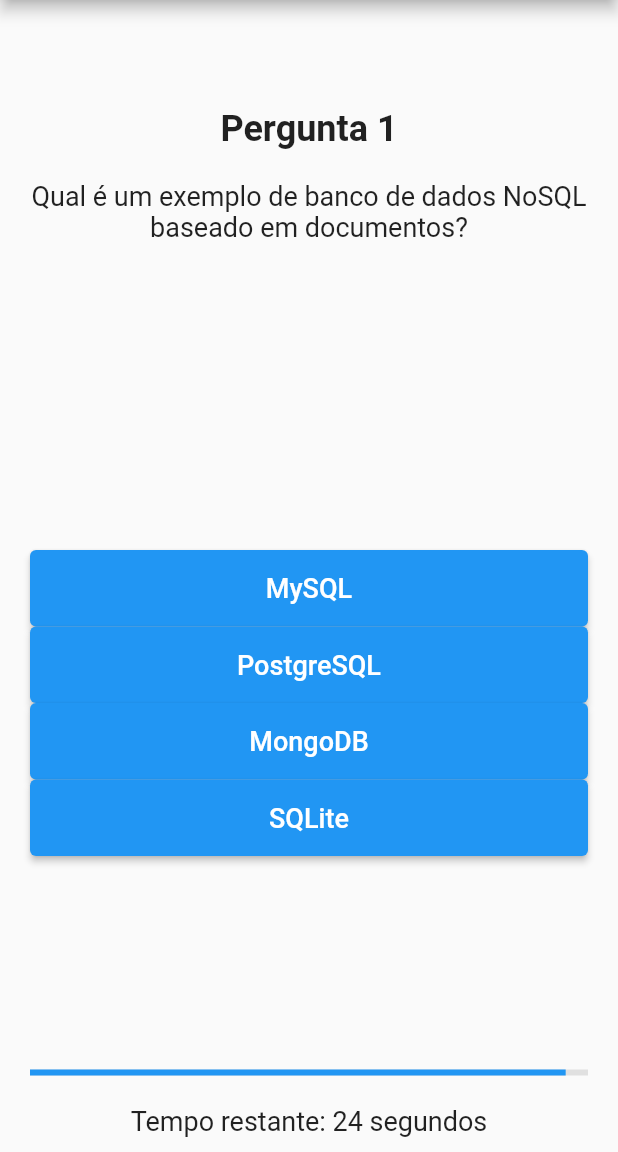
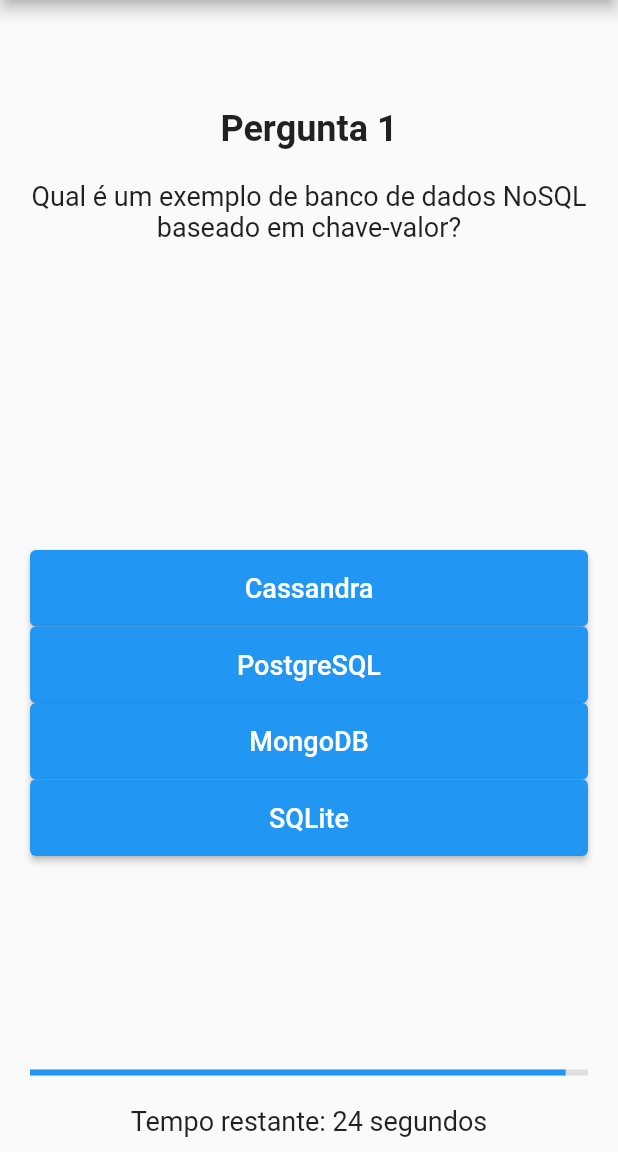
Before and after one commit to AbilioNB/flutter_quiz_no_sql, a Flutter app: the screen it shows after launch, after a tap on "Iniciar Quiz", on a phone screen of 412 x 824 dp, the part 84-1236 px from its top. Run offline on Flutter 3.47's test engine with Material 2 defaults, Android fonts, the phone set to English and light mode, and no system bars.

Commit message:
Alteração no banco de questões

```diff
--- a/lib/questions.dart
+++ b/lib/questions.dart
@@ -26,137 +26,194 @@
     correctAnswer:2,
   ),Question(
     id: 4,
-    question_text: "Qual é um exemplo de banco de dados NoSQL baseado em documentos?",
-    options: ["MySQL", "PostgreSQL", "MongoDB", "SQLite"],
+    question_text: "Qual das seguintes declarações é verdadeira sobre bancos de dados NoSQL em relação a consultas complexas?",
+    options: ['Bancos de dados NoSQL não são adequados para consultas complexas.',
+      'Bancos de dados NoSQL têm desempenho inferior em consultas complexas.',
+      'Bancos de dados NoSQL são altamente adequados para consultas complexas.',
+      'Bancos de dados NoSQL possuem recursos limitados para consultas complexas.'],
     correctAnswer:2,
   ),Question(
     id: 5,
-    question_text: "Qual é um exemplo de banco de dados NoSQL baseado em documentos?",
-    options: ["MySQL", "PostgreSQL", "MongoDB", "SQLite"],
+    question_text: "Qual das seguintes opções é verdadeira sobre bancos de dados SQL em relação à consistência de dados?",
+    options: ['Bancos de dados SQL garantem consistência forte em relação aos dados.',
+      'Bancos de dados SQL garantem consistência fraca em relação aos dados.',
+      'Bancos de dados SQL fornecem melhor consistência em relação aos dados.',
+      'Bancos de dados SQL não oferecem recursos de consistência.'],
     correctAnswer:2,
   ),Question(
     id: 6,
-    question_text: "Qual é um exemplo de banco de dados NoSQL baseado em documentos?",
-    options: ["MySQL", "PostgreSQL", "MongoDB", "SQLite"],
-    correctAnswer:2,
+    question_text: "O que é escalabilidade vertical em bancos de dados?",
+    options: ['Aumentar a capacidade de armazenamento em um único servidor.',
+      'Aumentar a capacidade de processamento em um único servidor.',
+      'Distribuir o armazenamento e o processamento em vários servidores.',
+      'Reduzir a capacidade de armazenamento em um único servidor.'],
+    correctAnswer:0,
   ),Question(
     id: 7,
-    question_text: "Qual é um exemplo de banco de dados NoSQL baseado em documentos?",
-    options: ["MySQL", "PostgreSQL", "MongoDB", "SQLite"],
-    correctAnswer:2,
+    question_text: "Qual é um exemplo de banco de dados NoSQL baseado em chave-valor?",
+    options: ["Cassandra", "PostgreSQL", "MongoDB", "SQLite"],
+    correctAnswer:0,
   ),Question(
     id: 8,
-    question_text: "Qual é um exemplo de banco de dados NoSQL baseado em documentos?",
-    options: ["MySQL", "PostgreSQL", "MongoDB", "SQLite"],
+    question_text: "Qual das seguintes opções é verdadeira sobre bancos de dados NoSQL baseados em grafos?",
+    options: ['Armazenam dados em formato tabular e suportam consultas SQL.',
+      'Armazenam dados em formato de árvore e garantem alta consistência.',
+      'Armazenam entidades e relacionamentos e suportam linguagens de consulta de grafos.',
+      'Armazenam dados em formato de documento JSON e consultas são baseadas em chaves e valores.'],
     correctAnswer:2,
   ),Question(
     id: 9,
-    question_text: "Qual é um exemplo de banco de dados NoSQL baseado em documentos?",
-    options: ["MySQL", "PostgreSQL", "MongoDB", "SQLite"],
-    correctAnswer:2,
+    question_text: "Qual das seguintes opções é verdadeira sobre bancos de dados NoSQL?",
+    options: ['Bancos de dados NoSQL suportam transações ACID.',
+      'Bancos de dados NoSQL têm vantagem na execução de consultas complexas.',
+      'Bancos de dados NoSQL são altamente escaláveis tanto vertical quanto horizontalmente.',
+      'Bancos de dados NoSQL possuem esquema rígido como os bancos de dados SQL.'],
+    correctAnswer:1,
   ),Question(
     id: 10,
-    question_text: "Qual é um exemplo de banco de dados NoSQL baseado em documentos?",
-    options: ["MySQL", "PostgreSQL", "MongoDB", "SQLite"],
+    question_text: "Qual é um exemplo de banco de dados NoSQL baseado em colunas?",
+    options: ["MySQL", "CouchDB", "Cassandra", "Redis"],
     correctAnswer:2,
   ),Question(
     id: 11,
     question_text: "Qual é um exemplo de banco de dados NoSQL baseado em documentos?",
-    options: ["MySQL", "PostgreSQL", "MongoDB", "SQLite"],
-    correctAnswer:2,
+    options: ["CouchDB","MySQL", "PostgreSQL","SQLite"],
+    correctAnswer:0,
   ),Question(
     id: 12,
-    question_text: "Qual é um exemplo de banco de dados NoSQL baseado em documentos?",
-    options: ["MySQL", "PostgreSQL", "MongoDB", "SQLite"],
-    correctAnswer:2,
+    question_text: "Qual das seguintes opções é verdadeira sobre bancos de dados NoSQL?",
+    options: ['Bancos de dados NoSQL não suportam transações ACID.',
+      'Bancos de dados NoSQL possuem esquema rígido como os bancos de dados SQL.',
+      'Bancos de dados NoSQL são altamente escaláveis tanto vertical quanto horizontalmente.',
+      'Bancos de dados NoSQL são projetados apenas para consultas simples.'],
+    correctAnswer:0,
   ),Question(
     id: 13,
-    question_text: "Qual é um exemplo de banco de dados NoSQL baseado em documentos?",
-    options: ["MySQL", "PostgreSQL", "MongoDB", "SQLite"],
-    correctAnswer:2,
+    question_text: "Qual é um exemplo de banco de dados NoSQL baseado em grafos?",
+    options: ['MySQL', 'PostgreSQL', 'MongoDB', 'OrientDB'],
+    correctAnswer:3,
   ),Question(
     id: 14,
     question_text: "Qual é um exemplo de banco de dados NoSQL baseado em documentos?",
-    options: ["MySQL", "PostgreSQL", "MongoDB", "SQLite"],
-    correctAnswer:2,
+    options: ['Atomicidade, Consistência, Isolamento, Durabilidade',
+      'Agilidade, Conformidade, Integridade, Durabilidade',
+      'Autenticidade, Credibilidade, Integridade, Desempenho',
+      'Arquivamento, Compactação, Indexação, Descompressão'],
+    correctAnswer:0,
   ),Question(
     id: 15,
-    question_text: "Qual é um exemplo de banco de dados NoSQL baseado em documentos?",
-    options: ["MySQL", "PostgreSQL", "MongoDB", "SQLite"],
-    correctAnswer:2,
+    question_text: "Qual das seguintes opções é verdadeira sobre bancos de dados SQL?",
+    options: ['Bancos de dados SQL têm esquema flexível.',
+      'Bancos de dados SQL não suportam transações ACID.',
+      'Bancos de dados SQL são altamente escaláveis apenas horizontalmente.',
+      'Bancos de dados SQL são adequados apenas para consultas simples.'],
+    correctAnswer:0,
   ),Question(
     id: 16,
-    question_text: "Qual é um exemplo de banco de dados NoSQL baseado em documentos?",
-    options: ["MySQL", "PostgreSQL", "MongoDB", "SQLite"],
+    question_text: "Qual das seguintes opções é verdadeira sobre bancos de dados NoSQL em relação à escalabilidade?",
+    options: ['Bancos de dados NoSQL são escaláveis apenas verticalmente.',
+      'Bancos de dados NoSQL são escaláveis apenas horizontalmente.',
+      'Bancos de dados NoSQL são escaláveis tanto vertical quanto horizontalmente.',
+      'Bancos de dados NoSQL não são escaláveis.'],
     correctAnswer:2,
   ),Question(
     id: 17,
-    question_text: "Qual é um exemplo de banco de dados NoSQL baseado em documentos?",
-    options: ["MySQL", "PostgreSQL", "MongoDB", "SQLite"],
-    correctAnswer:2,
+    question_text:"O que é consistência eventual em bancos de dados NoSQL?",
+    options: ['Garante que todos os nós de um cluster de banco de dados estejam atualizados em tempo real.',
+      'Permite que os dados sejam consistentes após um período de tempo, sem garantir imediatamente após a gravação.',
+      'Mantém os dados consistentes em diferentes bancos de dados NoSQL.',
+      'Garante a consistência em transações complexas em bancos de dados NoSQL.'],
+    correctAnswer:1,
   ),Question(
     id: 18,
-    question_text: "Qual é um exemplo de banco de dados NoSQL baseado em documentos?",
-    options: ["MySQL", "PostgreSQL", "MongoDB", "SQLite"],
-    correctAnswer:2,
+    question_text: "Quais são as desvantagens de usar um banco de dados NoSQL?",
+    options: ['Falta de suporte a consultas complexas e falta de suporte a transações ACID.',
+      'Dificuldade de escalabilidade e maior complexidade de desenvolvimento.',
+      'Baixa disponibilidade e falta de flexibilidade no esquema de dados.',
+      'Menor desempenho em consultas ad-hoc e falta de suporte a consultas SQL.'],
+    correctAnswer:0,
   ),Question(
     id: 19,
-    question_text: "Qual é um exemplo de banco de dados NoSQL baseado em documentos?",
-    options: ["MySQL", "PostgreSQL", "MongoDB", "SQLite"],
+    question_text: "Qual das seguintes opções é um exemplo de banco de dados SQL?",
+    options: ['Cassandra', 'MongoDB', 'PostgreSQL', 'Redis'],
     correctAnswer:2,
   ),Question(
     id: 20,
-    question_text: "Qual é um exemplo de banco de dados NoSQL baseado em documentos?",
-    options: ["MySQL", "PostgreSQL", "MongoDB", "SQLite"],
-    correctAnswer:2,
+    question_text: "Quais são os principais tipos de bancos de dados SQL?",
+    options: ['Baseados em documentos, baseados em chave-valor, baseados em colunas e baseados em grafos.',
+      'Baseados em tabelas, baseados em objetos, baseados em XML e baseados em JSON.',
+      'Baseados em registros, baseados em conjuntos, baseados em arrays e baseados em matrizes.',
+      'Baseados em arquivos, baseados em cache, baseados em pilhas e baseados em filas.'],
+    correctAnswer:1,
   ),Question(
     id: 21,
-    question_text: "Qual é um exemplo de banco de dados NoSQL baseado em documentos?",
-    options: ["MySQL", "PostgreSQL", "MongoDB", "SQLite"],
-    correctAnswer:2,
+    question_text: "Qual das seguintes declarações é verdadeira sobre bancos de dados SQL em relação à escalabilidade?",
+    options: ['Bancos de dados SQL são escaláveis apenas verticalmente.',
+      'Bancos de dados SQL são escaláveis apenas horizontalmente.',
+      'Bancos de dados SQL são escaláveis tanto vertical quanto horizontalmente.',
+      'Bancos de dados SQL não são escaláveis.'],
+    correctAnswer:0,
   ),Question(
     id: 22,
     question_text: "Qual é um exemplo de banco de dados NoSQL baseado em documentos?",
-    options: ["MySQL", "PostgreSQL", "MongoDB", "SQLite"],
+    options: ['MySQL', 'PostgreSQL', 'CouchDB', 'SQLite'],
     correctAnswer:2,
   ),Question(
     id: 23,
-    question_text: "Qual é um exemplo de banco de dados NoSQL baseado em documentos?",
-    options: ["MySQL", "PostgreSQL", "MongoDB", "SQLite"],
-    correctAnswer:2,
+    question_text: "Qual das seguintes opções é verdadeira sobre bancos de dados NoSQL?",
+    options: ['Bancos de dados NoSQL suportam transações ACID.',
+      'Bancos de dados NoSQL possuem esquema rígido como os bancos de dados SQL.',
+      'Bancos de dados NoSQL são altamente escaláveis tanto vertical quanto horizontalmente.',
+      'Bancos de dados NoSQL são projetados apenas para consultas simples.'],
+    correctAnswer:0,
   ),Question(
     id: 24,
-    question_text: "Qual é um exemplo de banco de dados NoSQL baseado em documentos?",
-    options: ["MySQL", "PostgreSQL", "MongoDB", "SQLite"],
-    correctAnswer:2,
+    question_text: "Qual é um exemplo de banco de dados NoSQL baseado em grafos?",
+    options: ['MySQL', 'PostgreSQL', 'MongoDB', 'Neo4j'],
+    correctAnswer:3,
   ),Question(
     id: 25,
-    question_text: "Qual é um exemplo de banco de dados NoSQL baseado em documentos?",
-    options: ["MySQL", "PostgreSQL", "MongoDB", "SQLite"],
-    correctAnswer:2,
+    question_text: "Qual das seguintes opções é verdadeira sobre bancos de dados SQL?",
+    options: ['Bancos de dados SQL têm esquema flexível.',
+      'Bancos de dados SQL não suportam transações ACID.',
+      'Bancos de dados SQL são altamente escaláveis apenas horizontalmente.',
+      'Bancos de dados SQL são adequados apenas para consultas simples.'],
+    correctAnswer:0,
   ),Question(
     id: 26,
-    question_text: "Qual é um exemplo de banco de dados NoSQL baseado em documentos?",
-    options: ["MySQL", "PostgreSQL", "MongoDB", "SQLite"],
-    correctAnswer:2,
+    question_text: "O que significa a sigla ACID em transações de banco de dados?",
+    options: ['Atomicidade, Consistência, Isolamento, Durabilidade',
+      'Agilidade, Conformidade, Integridade, Durabilidade',
+      'Autenticidade, Credibilidade, Integridade, Desempenho',
+      'Arquivamento, Compactação, Indexação, Descompressão'],
+    correctAnswer:0,
   ),
   Question(
     id: 27,
-    question_text: "Qual é um exemplo de banco de dados NoSQL baseado em documentos?",
-    options: ["MySQL", "PostgreSQL", "MongoDB", "SQLite"],
+    question_text: "Qual das seguintes opções é verdadeira sobre bancos de dados NoSQL em relação à escalabilidade?",
+    options: ['Bancos de dados NoSQL são escaláveis apenas verticalmente.',
+      'Bancos de dados NoSQL são escaláveis apenas horizontalmente.',
+      'Bancos de dados NoSQL são escaláveis tanto vertical quanto horizontalmente.',
+      'Bancos de dados NoSQL não são escaláveis.'],
     correctAnswer:2,
   ),
   Question(
     id: 28,
-    question_text: "Qual é um exemplo de banco de dados NoSQL baseado em documentos?",
-    options: ["MySQL", "PostgreSQL", "MongoDB", "SQLite"],
-    correctAnswer:2,
+    question_text: "O que é consistência eventual em bancos de dados NoSQL?",
+    options: ['Garante que todos os nós de um cluster de banco de dados estejam atualizados em tempo real.',
+      'Permite que os dados sejam consistentes após um período de tempo, sem garantir imediatamente após a gravação.',
+      'Mantém os dados consistentes em diferentes bancos de dados NoSQL.',
+      'Garante a consistência em transações complexas em bancos de dados NoSQL.'],
+    correctAnswer:1,
   ),
   Question(
     id: 29,
     question_text: "Quais são as desvantagens de usar um banco de dados NoSQL?",
-    options: ["MySQL", "PostgreSQL", "MongoDB", "SQLite"],
-    correctAnswer:2,
+    options: ['Falta de suporte a consultas complexas e falta de suporte a transações ACID.',
+      'Dificuldade de escalabilidade e maior complexidade de desenvolvimento.',
+      'Baixa disponibilidade e falta de flexibilidade no esquema de dados.',
+      'Menor desempenho em consultas ad-hoc e falta de suporte a consultas SQL.'],
+    correctAnswer:0,
   ),
   Question(
     id: 30,
```
